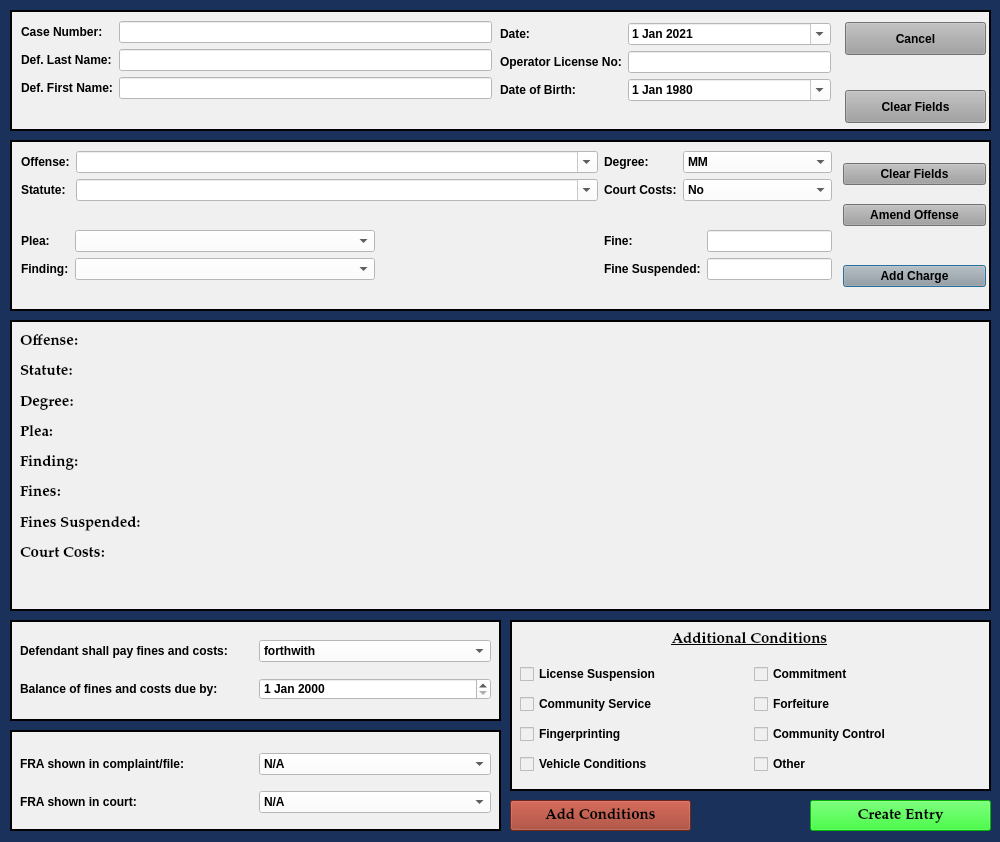
HunterProgram22/MuniEntry, file resources/ui/MinorMisdemeanorDialog.ui: the form before one commit.
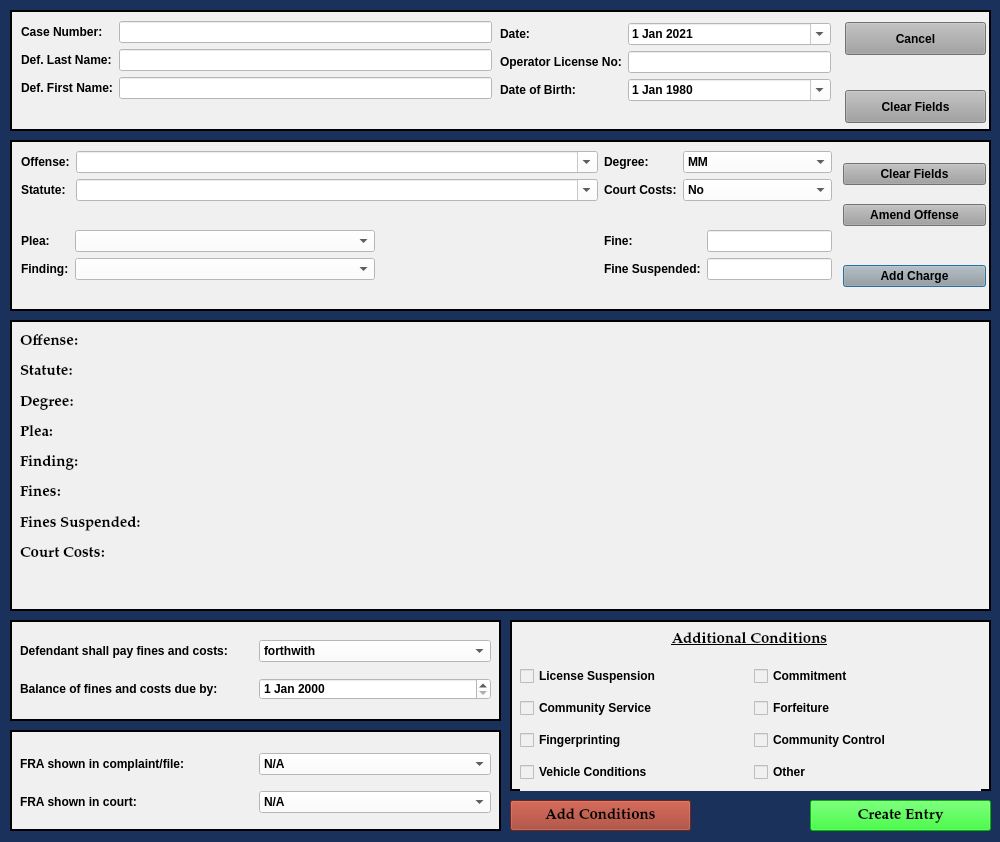
The form after the commit.

Patch:
```diff
--- a/resources/ui/MinorMisdemeanorDialog.ui
+++ b/resources/ui/MinorMisdemeanorDialog.ui
@@ -1205,7 +1205,7 @@
       <x>10</x>
       <y>40</y>
       <width>461</width>
-      <height>121</height>
+      <height>132</height>
      </rect>
     </property>
     <layout class="QGridLayout" name="gridLayout_5">
```
Left out of the diff: 51 changed lines with no effect on the pictures.
